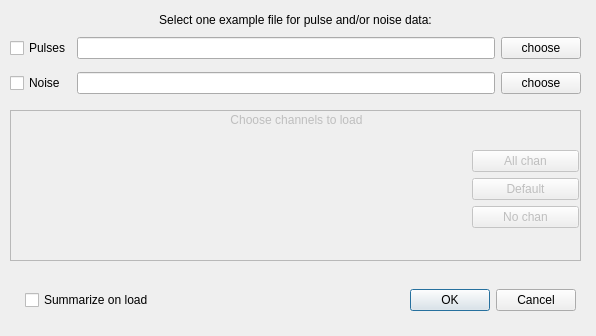
Qt form mass/gui/load_data_dialog_form.ui (usnistgov/mass) before a commit.
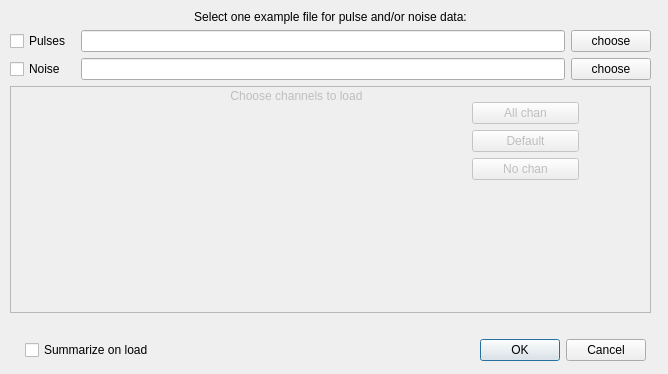
The same form after that commit.

Commit message: Improvements to create_dataset() GUI behavior.

The edit to the form file:
```diff
--- a/mass/gui/load_data_dialog_form.ui
+++ b/mass/gui/load_data_dialog_form.ui
@@ -9,71 +9,25 @@
    <rect>
     <x>0</x>
     <y>0</y>
-    <width>596</width>
-    <height>336</height>
+    <width>668</width>
+    <height>374</height>
    </rect>
   </property>
   <property name="windowTitle">
    <string>Mass: Load Data</string>
   </property>
-  <widget class="QWidget" name="horizontalLayoutWidget">
-   <property name="geometry">
-    <rect>
-     <x>10</x>
-     <y>280</y>
-     <width>571</width>
-     <height>41</height>
-    </rect>
-   </property>
-   <layout class="QHBoxLayout" name="take_action">
-    <property name="leftMargin">
-     <number>15</number>
-    </property>
-    <property name="rightMargin">
-     <number>5</number>
-    </property>
-    <item>
-     <widget class="QCheckBox" name="summarize_on_load">
-      <property name="toolTip">
-       <string>&lt;!DOCTYPE HTML PUBLIC &quot;-//W3C//DTD HTML 4.0//EN&quot; &quot;http://www.w3.org/TR/REC-html40/strict.dtd&quot;&gt;
-&lt;html&gt;&lt;head&gt;&lt;meta name=&quot;qrichtext&quot; content=&quot;1&quot; /&gt;&lt;style type=&quot;text/css&quot;&gt;
-p, li { white-space: pre-wrap; }
-&lt;/style&gt;&lt;/head&gt;&lt;body style=&quot; font-family:'Lucida Grande'; font-size:13pt; font-weight:400; font-style:normal;&quot;&gt;
-&lt;p style=&quot; margin-top:0px; margin-bottom:0px; margin-left:0px; margin-right:0px; -qt-block-indent:0; text-indent:0px;&quot;&gt;Whether to run method &lt;span style=&quot; font-style:italic;&quot;&gt;summarize_data&lt;/span&gt;() on dataset &lt;/p&gt;
-&lt;p style=&quot; margin-top:0px; margin-bottom:0px; margin-left:0px; margin-right:0px; -qt-block-indent:0; text-indent:0px;&quot;&gt;before returning it.  (Can be convenient but slower.)&lt;/p&gt;&lt;/body&gt;&lt;/html&gt;</string>
-      </property>
-      <property name="text">
-       <string>Summarize on load</string>
-      </property>
-     </widget>
-    </item>
-    <item>
-     <widget class="QDialogButtonBox" name="ok_cancel_buttons">
-      <property name="focusPolicy">
-       <enum>Qt::TabFocus</enum>
-      </property>
-      <property name="autoFillBackground">
-       <bool>false</bool>
-      </property>
-      <property name="orientation">
-       <enum>Qt::Horizontal</enum>
-      </property>
-      <property name="standardButtons">
-       <set>QDialogButtonBox::Cancel|QDialogButtonBox::Ok</set>
-      </property>
-     </widget>
-    </item>
-   </layout>
-  </widget>
-  <widget class="QLabel" name="label">
+  <widget class="QWidget" name="verticalLayoutWidget_2">
    <property name="geometry">
     <rect>
      <x>10</x>
      <y>10</y>
-     <width>571</width>
-     <height>20</height>
+     <width>641</width>
+     <height>351</height>
     </rect>
    </property>
+   <layout class="QVBoxLayout" name="verticalLayout" stretch="0,0,1,0,0">
+    <item>
+     <widget class="QLabel" name="label">
    <property name="toolTip">
     <string>Whether to load indicated pulse files</string>
    </property>
@@ -84,15 +38,109 @@
     <set>Qt::AlignCenter</set>
    </property>
   </widget>
+    </item>
+    <item>
+     <layout class="QGridLayout" name="file_selection_layout" rowstretch="0,0,0,0,0" columnstretch="0,1,0" rowminimumheight="0,0,0,0,0" columnminimumwidth="65,400,75">
+      <item row="0" column="1">
+       <widget class="QLineEdit" name="pulse_file_edit">
+        <property name="sizePolicy">
+         <sizepolicy hsizetype="MinimumExpanding" vsizetype="Fixed">
+          <horstretch>1</horstretch>
+          <verstretch>0</verstretch>
+         </sizepolicy>
+        </property>
+        <property name="minimumSize">
+         <size>
+          <width>400</width>
+          <height>0</height>
+         </size>
+        </property>
+       </widget>
+      </item>
+      <item row="0" column="0">
+       <widget class="QCheckBox" name="use_pulses">
+        <property name="toolTip">
+         <string>Whether to load indicated pulse files.</string>
+        </property>
+        <property name="text">
+         <string>Pulses</string>
+        </property>
+        <property name="checked">
+         <bool>false</bool>
+        </property>
+        <property name="tristate">
+         <bool>false</bool>
+        </property>
+       </widget>
+      </item>
+      <item row="4" column="0">
+       <widget class="QCheckBox" name="use_noise">
+        <property name="toolTip">
+         <string>Whether to load indicated noise files</string>
+        </property>
+        <property name="text">
+         <string>Noise</string>
+        </property>
+        <property name="checked">
+         <bool>false</bool>
+        </property>
+        <property name="tristate">
+         <bool>false</bool>
+        </property>
+       </widget>
+      </item>
+      <item row="4" column="1">
+       <widget class="QLineEdit" name="noise_file_edit">
+        <property name="minimumSize">
+         <size>
+          <width>400</width>
+          <height>0</height>
+         </size>
+        </property>
+       </widget>
+      </item>
+      <item row="0" column="2">
+       <widget class="QPushButton" name="choose_pulse_file">
+        <property name="enabled">
+         <bool>true</bool>
+        </property>
+        <property name="focusPolicy">
+         <enum>Qt::NoFocus</enum>
+        </property>
+        <property name="toolTip">
+         <string>Choose the template pulse file name.</string>
+        </property>
+        <property name="text">
+         <string>choose</string>
+        </property>
+        <property name="autoDefault">
+         <bool>false</bool>
+        </property>
+       </widget>
+      </item>
+      <item row="4" column="2">
+       <widget class="QPushButton" name="choose_noise_file">
+        <property name="enabled">
+         <bool>true</bool>
+        </property>
+        <property name="focusPolicy">
+         <enum>Qt::NoFocus</enum>
+        </property>
+        <property name="toolTip">
+         <string>Choose the template pulse file name.</string>
+        </property>
+        <property name="text">
+         <string>choose</string>
+        </property>
+        <property name="autoDefault">
+         <bool>false</bool>
+        </property>
+       </widget>
+      </item>
+     </layout>
+    </item>
+    <item>
   <widget class="QFrame" name="chan_selection_frame">
-   <property name="geometry">
-    <rect>
-     <x>10</x>
-     <y>110</y>
-     <width>571</width>
-     <height>151</height>
-    </rect>
-   </property>
    <property name="sizePolicy">
     <sizepolicy hsizetype="Expanding" vsizetype="Preferred">
      <horstretch>1</horstretch>
@@ -111,7 +159,7 @@
       <x>10</x>
       <y>20</y>
       <width>441</width>
-      <height>121</height>
+         <height>141</height>
      </rect>
     </property>
     <layout class="QGridLayout" name="chan_selection_layout" rowstretch="0" columnstretch="0"/>
@@ -139,9 +187,9 @@
     <property name="geometry">
      <rect>
       <x>460</x>
-      <y>40</y>
+         <y>16</y>
       <width>111</width>
-      <height>81</height>
+         <height>141</height>
      </rect>
     </property>
     <layout class="QVBoxLayout" name="chan_selection_controls">
@@ -190,108 +238,84 @@
        </property>
       </widget>
      </item>
+        <item>
+         <spacer name="verticalSpacer_2">
+          <property name="orientation">
+           <enum>Qt::Vertical</enum>
+          </property>
+          <property name="sizeHint" stdset="0">
+           <size>
+            <width>20</width>
+            <height>40</height>
+           </size>
+          </property>
+         </spacer>
+        </item>
     </layout>
    </widget>
   </widget>
-  <widget class="QWidget" name="">
-   <property name="geometry">
-    <rect>
-     <x>10</x>
-     <y>30</y>
-     <width>571</width>
-     <height>71</height>
-    </rect>
-   </property>
-   <layout class="QGridLayout" name="file_selection_layout" columnstretch="0,1,0">
-    <item row="0" column="1">
-     <widget class="QLineEdit" name="pulse_file_edit">
-      <property name="sizePolicy">
-       <sizepolicy hsizetype="Expanding" vsizetype="Fixed">
-        <horstretch>1</horstretch>
-        <verstretch>0</verstretch>
-       </sizepolicy>
-      </property>
-      <property name="minimumSize">
+    </item>
+    <item>
+     <spacer name="verticalSpacer">
+      <property name="orientation">
+       <enum>Qt::Vertical</enum>
+      </property>
+      <property name="sizeHint" stdset="0">
        <size>
-        <width>400</width>
-        <height>0</height>
+        <width>20</width>
+        <height>20</height>
        </size>
       </property>
-     </widget>
+     </spacer>
     </item>
-    <item row="0" column="0">
-     <widget class="QCheckBox" name="use_pulses">
-      <property name="toolTip">
-       <string>Whether to load indicated pulse files.</string>
+    <item>
+     <layout class="QHBoxLayout" name="take_action">
+      <property name="leftMargin">
+       <number>15</number>
       </property>
-      <property name="text">
-       <string>Pulses</string>
+      <property name="rightMargin">
+       <number>5</number>
       </property>
-      <property name="checked">
-       <bool>false</bool>
-      </property>
-      <property name="tristate">
-       <bool>false</bool>
-      </property>
-     </widget>
-    </item>
-    <item row="4" column="0">
-     <widget class="QCheckBox" name="use_noise">
+      <item>
+       <widget class="QCheckBox" name="summarize_on_load">
       <property name="toolTip">
        <string>Whether to load indicated noise files</string>
       </property>
       <property name="text">
-       <string>Noise</string>
-      </property>
-      <property name="checked">
-       <bool>false</bool>
-      </property>
-      <property name="tristate">
-       <bool>false</bool>
-      </property>
-     </widget>
-    </item>
-    <item row="4" column="1">
-     <widget class="QLineEdit" name="noise_file_edit">
-      <property name="minimumSize">
+         <string>Summarize on load</string>
+        </property>
+       </widget>
+      </item>
+      <item>
+       <spacer name="horizontalSpacer">
+        <property name="orientation">
+         <enum>Qt::Horizontal</enum>
+        </property>
+        <property name="sizeHint" stdset="0">
        <size>
-        <width>400</width>
-        <height>0</height>
-       </size>
-      </property>
-     </widget>
-    </item>
-    <item row="0" column="2">
-     <widget class="QPushButton" name="choose_pulse_file">
-      <property name="enabled">
-       <bool>true</bool>
-      </property>
-      <property name="toolTip">
-       <string>Choose the template pulse file name.</string>
-      </property>
-      <property name="text">
-       <string>choose</string>
-      </property>
-      <property name="autoDefault">
+          <width>40</width>
+          <height>20</height>
+         </size>
+        </property>
+       </spacer>
+      </item>
+      <item>
+       <widget class="QDialogButtonBox" name="ok_cancel_buttons">
+        <property name="focusPolicy">
+         <enum>Qt::TabFocus</enum>
+        </property>
+        <property name="autoFillBackground">
        <bool>false</bool>
       </property>
-     </widget>
-    </item>
-    <item row="4" column="2">
-     <widget class="QPushButton" name="choose_noise_file">
-      <property name="enabled">
-       <bool>true</bool>
-      </property>
-      <property name="toolTip">
-       <string>Choose the template pulse file name.</string>
-      </property>
-      <property name="text">
-       <string>choose</string>
-      </property>
-      <property name="autoDefault">
-       <bool>false</bool>
-      </property>
-     </widget>
+        <property name="orientation">
+         <enum>Qt::Horizontal</enum>
+        </property>
+        <property name="standardButtons">
+         <set>QDialogButtonBox::Cancel|QDialogButtonBox::Ok</set>
+        </property>
+       </widget>
+      </item>
+     </layout>
     </item>
    </layout>
   </widget>
```
Left out of the diff: 54 changed lines with no effect on the pictures. Lines whose indentation alone changed are shown as unchanged. The commit also changes 2 other files.
